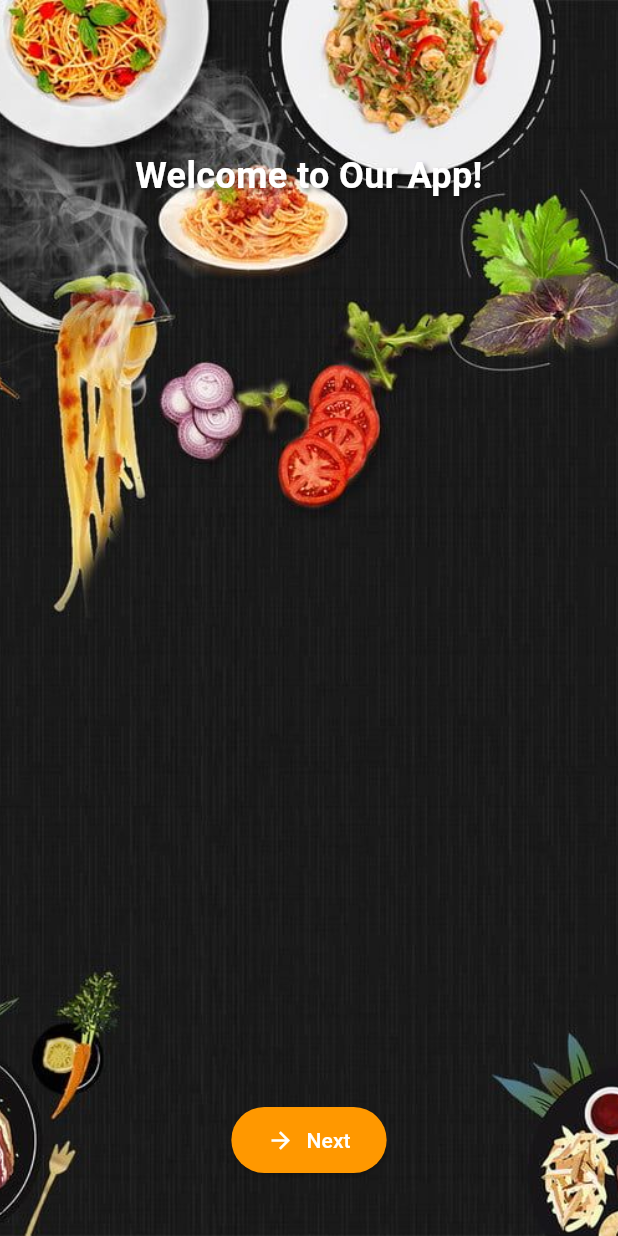
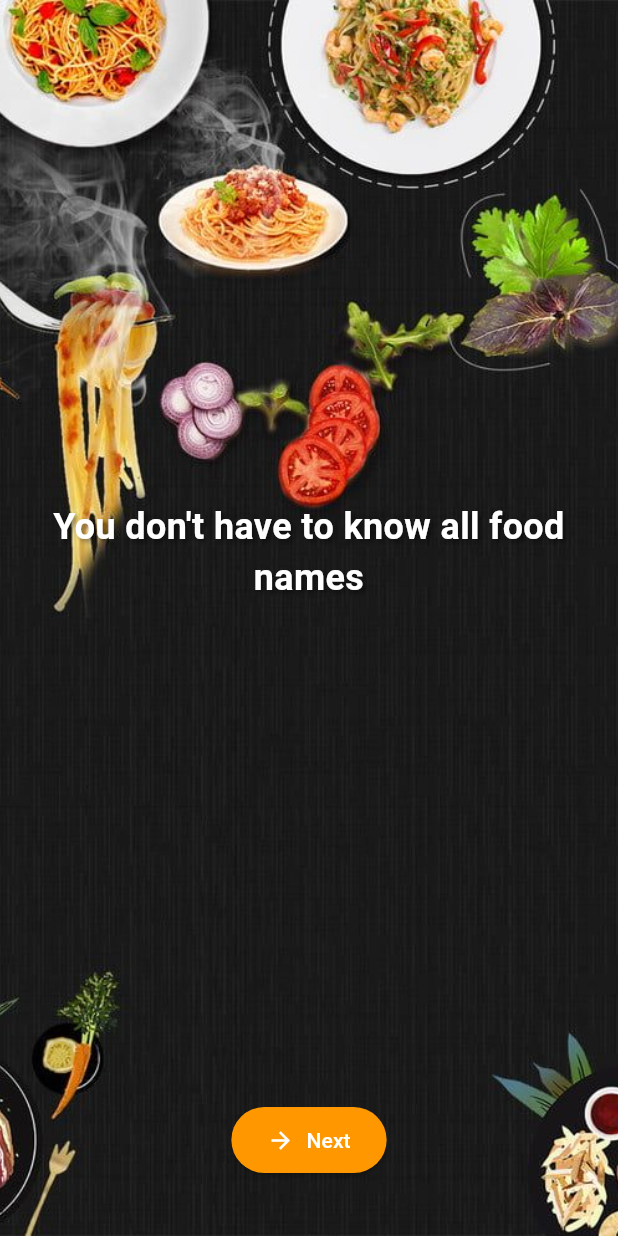
Before and after one commit to rosa12g/RecipeFinder, a Flutter app: the WelcomePage screen opened directly, on a phone screen of 412 x 824 dp. Run offline on Flutter 3.47's test engine with Material 3 defaults, Android fonts, the light colour scheme and no system bars; our stand-ins replace cached_network_image, shared_preferences; accounts and stored records are empty.

Commit message:
welcome page edited

```diff
--- a/recipefinder/lib/main.dart
+++ b/recipefinder/lib/main.dart
@@ -22,7 +22,7 @@ class MyApp extends StatelessWidget {
   }
 }
 
-// Welcome Page
+
 class WelcomePage extends StatelessWidget {
   const WelcomePage({super.key});
 
@@ -34,12 +34,12 @@ class WelcomePage extends StatelessWidget {
         children: [
           Image.asset('assets/icon/welcomeP.jpg', fit: BoxFit.cover),
           Column(
-            mainAxisAlignment: MainAxisAlignment.spaceBetween,
             children: [
+              const Spacer(), // Pushes the text to the center
               const Padding(
-                padding: EdgeInsets.only(top: 100.0),
+                padding: EdgeInsets.symmetric(horizontal: 24.0),
                 child: Text(
-                  'Welcome to Our App!',
+                  'You don\'t have to know all food  names',
                   style: TextStyle(
                     fontSize: 24,
                     fontWeight: FontWeight.bold,
@@ -55,6 +55,7 @@ class WelcomePage extends StatelessWidget {
                   textAlign: TextAlign.center,
                 ),
               ),
+              const Spacer(),
               Padding(
                 padding: const EdgeInsets.only(bottom: 40.0),
                 child: ElevatedButton.icon(
@@ -82,6 +83,7 @@ class WelcomePage extends StatelessWidget {
     );
   }
 }
+
 
 class HomeScreen extends StatefulWidget {
   const HomeScreen({super.key});
```
Also changed, not shown: recipefinder/lib/welcomePage.dart (added, +79 -0 lines).
